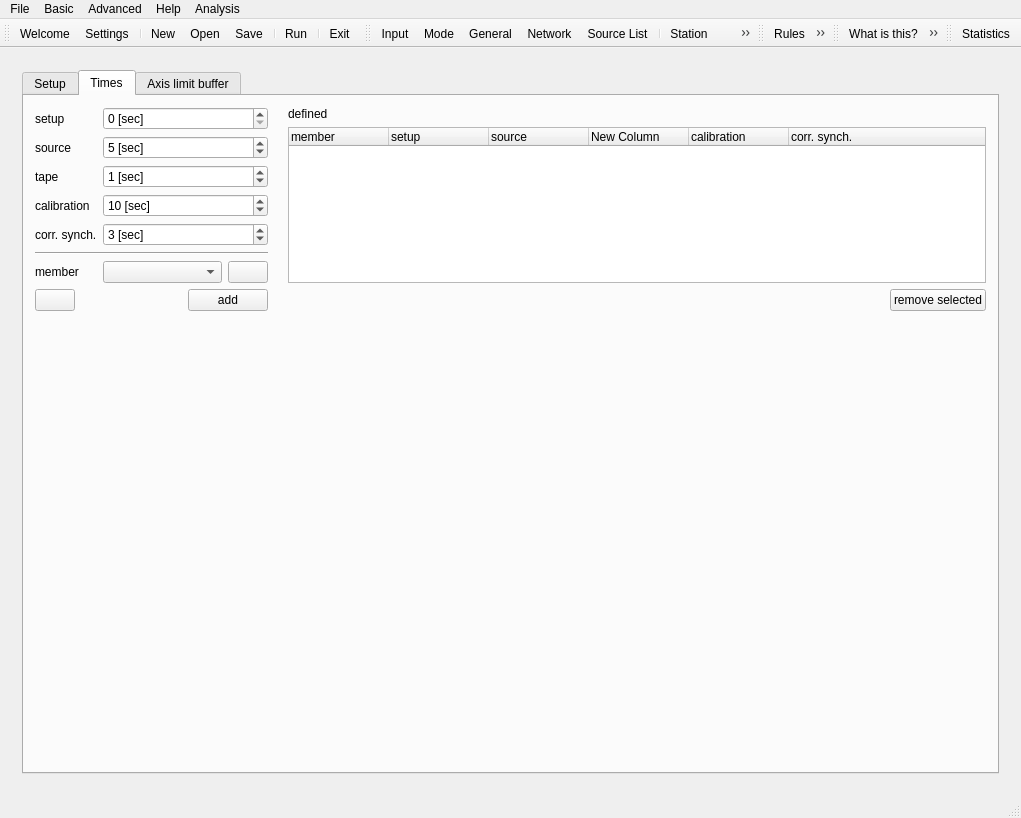
Old version of the form mainwindow.ui in the repository TUW-VieVS/VieSchedpp.
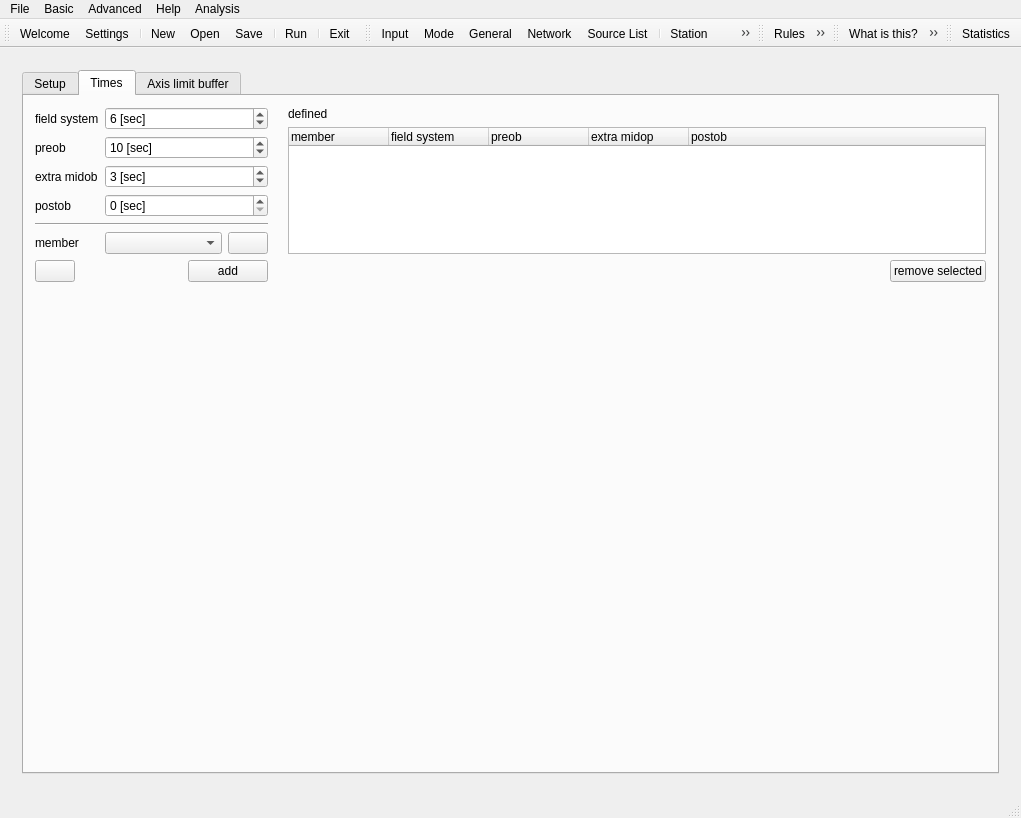
New version of the form. The open tabs and pages were chosen to show the change. Icons and pictures are not drawn.

The edit to the form file:
```diff
--- a/mainwindow.ui
+++ b/mainwindow.ui
@@ -3062,7 +3062,7 @@
                   <item row="0" column="0">
                    <widget class="QLabel" name="setupLabel_3">
                     <property name="text">
-                     <string>setup</string>
+                     <string>field system</string>
                     </property>
                    </widget>
                   </item>
@@ -3074,51 +3074,20 @@
                     <property name="prefix">
                      <string/>
                     </property>
+                    <property name="value">
+                     <number>6</number>
+                    </property>
                    </widget>
                   </item>
                   <item row="1" column="0">
                    <widget class="QLabel" name="sourceLabel_3">
                     <property name="text">
-                     <string>source</string>
+                     <string>preob</string>
                     </property>
                    </widget>
                   </item>
                   <item row="1" column="1">
-                   <widget class="QSpinBox" name="SpinBox_source">
-                    <property name="suffix">
-                     <string> [sec]</string>
-                    </property>
-                    <property name="value">
-                     <number>5</number>
-                    </property>
-                   </widget>
-                  </item>
-                  <item row="2" column="0">
-                   <widget class="QLabel" name="tapeLabel_3">
-                    <property name="text">
-                     <string>tape</string>
-                    </property>
-                   </widget>
-                  </item>
-                  <item row="2" column="1">
-                   <widget class="QSpinBox" name="SpinBox_tape">
-                    <property name="suffix">
-                     <string> [sec]</string>
-                    </property>
-                    <property name="value">
-                     <number>1</number>
-                    </property>
-                   </widget>
-                  </item>
-                  <item row="3" column="0">
-                   <widget class="QLabel" name="calibrationLabel_3">
-                    <property name="text">
-                     <string>calibration</string>
-                    </property>
-                   </widget>
-                  </item>
-                  <item row="3" column="1">
-                   <widget class="QSpinBox" name="SpinBox_calibration">
+                   <widget class="QSpinBox" name="SpinBox_preob">
                     <property name="suffix">
                      <string> [sec]</string>
                     </property>
@@ -3127,15 +3096,15 @@
                     </property>
                    </widget>
                   </item>
-                  <item row="4" column="0">
-                   <widget class="QLabel" name="corSynchLabel_3">
+                  <item row="2" column="0">
+                   <widget class="QLabel" name="tapeLabel_3">
                     <property name="text">
-                     <string>corr. synch.</string>
+                     <string>extra midob</string>
                     </property>
                    </widget>
                   </item>
-                  <item row="4" column="1">
-                   <widget class="QSpinBox" name="SpinBox_corrSynch">
+                  <item row="2" column="1">
+                   <widget class="QSpinBox" name="SpinBox_midob">
                     <property name="suffix">
                      <string> [sec]</string>
                     </property>
@@ -3144,21 +3113,38 @@
                     </property>
                    </widget>
                   </item>
-                  <item row="5" column="0" colspan="2">
+                  <item row="3" column="0">
+                   <widget class="QLabel" name="calibrationLabel_3">
+                    <property name="text">
+                     <string>postob</string>
+                    </property>
+                   </widget>
+                  </item>
+                  <item row="3" column="1">
+                   <widget class="QSpinBox" name="SpinBox_postob">
+                    <property name="suffix">
+                     <string> [sec]</string>
+                    </property>
+                    <property name="value">
+                     <number>0</number>
+                    </property>
+                   </widget>
+                  </item>
+                  <item row="4" column="0" colspan="2">
                    <widget class="Line" name="line_8">
                     <property name="orientation">
                      <enum>Qt::Horizontal</enum>
                     </property>
                    </widget>
                   </item>
-                  <item row="6" column="0">
+                  <item row="5" column="0">
                    <widget class="QLabel" name="groupLabel_4">
                     <property name="text">
                      <string>member</string>
                     </property>
                    </widget>
                   </item>
-                  <item row="6" column="1">
+                  <item row="5" column="1">
                    <layout class="QHBoxLayout" name="horizontalLayout_15">
                     <item>
                      <widget class="QComboBox" name="comboBox_stationSettingMember_wait"/>
@@ -3214,27 +3200,22 @@
                     </column>
                     <column>
                      <property name="text">
-                      <string>setup</string>
+                      <string>field system</string>
                      </property>
                     </column>
                     <column>
                      <property name="text">
-                      <string>source</string>
+                      <string>preob</string>
                      </property>
                     </column>
                     <column>
                      <property name="text">
-                      <string>New Column</string>
+                      <string>extra midop</string>
                      </property>
                     </column>
                     <column>
                      <property name="text">
-                      <string>calibration</string>
-                     </property>
-                    </column>
-                    <column>
-                     <property name="text">
-                      <string>corr. synch.</string>
+                      <string>postob</string>
                      </property>
                     </column>
                    </widget>
```
Left out of the diff: 215 changed lines with no effect on the pictures.
